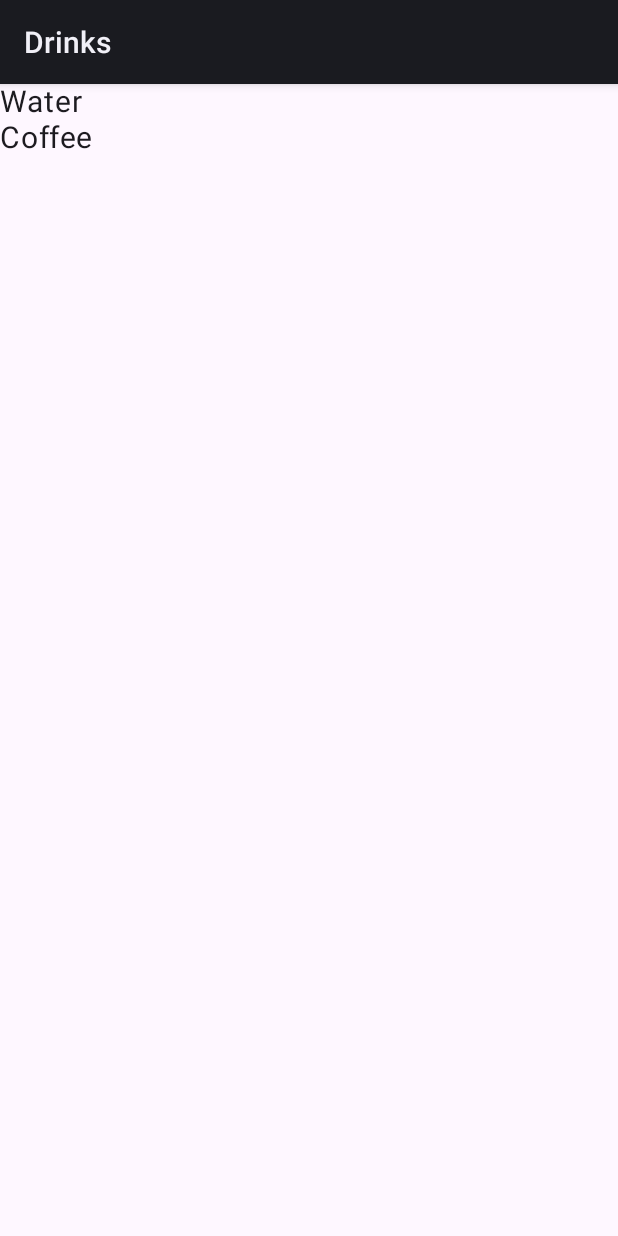
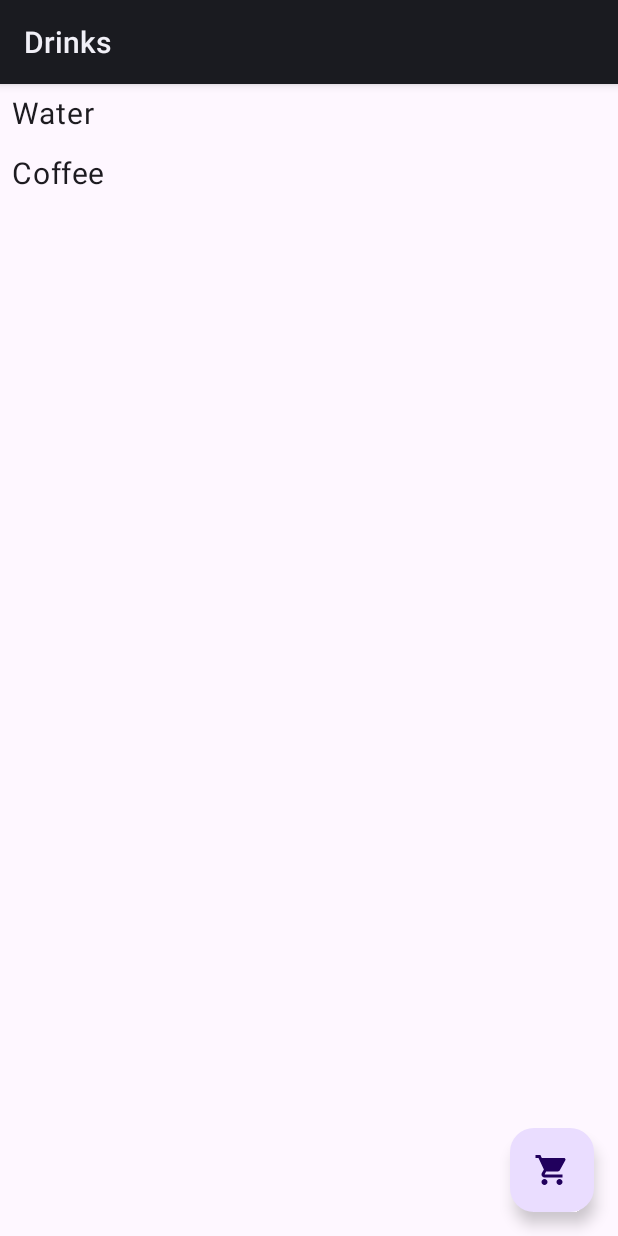
Before and after one commit to kreciszj/projektowanie-obiektowe, an Android app built with Jetpack Compose: the screen it shows after launch (ProductActivity), after a tap on "Drinks", on a phone screen of 412 x 824 dp. Run offline under Robolectric (Android 15) with nearby library versions, the phone set to English and light mode, and no system bars.

Commit message:
feat: complete exercise 9 grade 3.5

```diff
--- a/zadanie9/app/build.gradle.kts
+++ b/zadanie9/app/build.gradle.kts
@@ -47,7 +47,7 @@ android {
 }
 
 dependencies {
-
+    implementation("androidx.compose.material:material-icons-extended:1.5.4")
     implementation("androidx.core:core-ktx:1.10.1")
     implementation("androidx.lifecycle:lifecycle-runtime-ktx:2.6.1")
     implementation("androidx.activity:activity-compose:1.7.0")
--- a/zadanie9/app/src/main/AndroidManifest.xml
+++ b/zadanie9/app/src/main/AndroidManifest.xml
@@ -18,6 +18,9 @@
         <activity
                 android:name=".ProductActivity"
                 android:exported="false" />
+        <activity
+                android:name=".CartActivity"
+                android:exported="false" />
     </application>
 
 </manifest>
--- /dev/null
+++ b/zadanie9/app/src/main/java/com/example/zadanie9/Cart.kt
@@ -0,0 +1,5 @@
+package com.example.zadanie9
+
+object Cart {
+    val items = mutableListOf<Product>()
+}
--- a/zadanie9/app/src/main/java/com/example/zadanie9/MainActivity.kt
+++ b/zadanie9/app/src/main/java/com/example/zadanie9/MainActivity.kt
@@ -6,11 +6,12 @@ import androidx.activity.ComponentActivity
 import androidx.activity.compose.setContent
 import androidx.compose.foundation.clickable
 import androidx.compose.foundation.layout.fillMaxSize
+import androidx.compose.foundation.layout.padding
 import androidx.compose.foundation.lazy.LazyColumn
 import androidx.compose.foundation.lazy.items
-import androidx.compose.material3.MaterialTheme
-import androidx.compose.material3.Surface
-import androidx.compose.material3.Text
+import androidx.compose.material.icons.Icons
+import androidx.compose.material.icons.filled.ShoppingCart
+import androidx.compose.material3.*
 import androidx.compose.runtime.Composable
 import androidx.compose.ui.Modifier
 import androidx.compose.ui.unit.sp
@@ -28,13 +29,19 @@ class MainActivity : ComponentActivity() {
         setContent {
             MaterialTheme {
                 Surface(modifier = Modifier.fillMaxSize()) {
-                    CategoryList(categories) { category ->
+                    CategoryScreen(
+                        categories = categories,
+                        onSelect = { category ->
                             startActivity(
                                 Intent(this, ProductActivity::class.java)
                                     .putExtra("catId", category.id)
                                     .putExtra("catName", category.name)
                             )
+                        },
+                        onOpenCart = {
+                            startActivity(Intent(this, CartActivity::class.java))
                         }
+                    )
                 }
             }
         }
@@ -42,8 +49,12 @@ class MainActivity : ComponentActivity() {
 }
 
 @Composable
-fun CategoryList(list: List<Category>, onClick: (Category) -> Unit) {
-    LazyColumn {
+fun CategoryList(
+    list: List<Category>,
+    onClick: (Category) -> Unit,
+    modifier: Modifier = Modifier
+) {
+    LazyColumn(modifier = modifier) {
         items(list) { item ->
             Text(
                 text = item.name,
@@ -55,3 +66,24 @@ fun CategoryList(list: List<Category>, onClick: (Category) -> Unit) {
         }
     }
 }
+
+@Composable
+fun CategoryScreen(
+    categories: List<Category>,
+    onSelect: (Category) -> Unit,
+    onOpenCart: () -> Unit
+) {
+    Scaffold(
+        floatingActionButton = {
+            FloatingActionButton(onClick = onOpenCart) {
+                Icon(Icons.Filled.ShoppingCart, contentDescription = null)
+            }
+        }
+    ) { pad ->
+        CategoryList(
+            list = categories,
+            onClick = onSelect,
+            modifier = Modifier.padding(pad)
+        )
+    }
+}
--- a/zadanie9/app/src/main/java/com/example/zadanie9/ProductActivity.kt
+++ b/zadanie9/app/src/main/java/com/example/zadanie9/ProductActivity.kt
@@ -1,16 +1,25 @@
 package com.example.zadanie9
 
+import android.content.Intent
 import android.os.Bundle
 import androidx.activity.ComponentActivity
 import androidx.activity.compose.setContent
+import androidx.compose.foundation.clickable
 import androidx.compose.foundation.layout.fillMaxSize
+import androidx.compose.foundation.layout.padding
 import androidx.compose.foundation.lazy.LazyColumn
 import androidx.compose.foundation.lazy.items
+import androidx.compose.material3.FloatingActionButton
+import androidx.compose.material3.Icon
 import androidx.compose.material3.MaterialTheme
 import androidx.compose.material3.Surface
 import androidx.compose.material3.Text
+import androidx.compose.runtime.Composable
 import androidx.compose.ui.Modifier
+import androidx.compose.ui.unit.dp
 import androidx.compose.ui.unit.sp
+import androidx.compose.material.icons.Icons
+import androidx.compose.material.icons.filled.ShoppingCart
 
 class ProductActivity : ComponentActivity() {
 
@@ -31,13 +40,41 @@ class ProductActivity : ComponentActivity() {
         setContent {
             MaterialTheme {
                 Surface(modifier = Modifier.fillMaxSize()) {
-                    LazyColumn {
-                        items(list) { item ->
-                            Text(text = item.name, fontSize = 20.sp)
-                        }
-                    }
+                    ProductScreen(
+                        products = list,
+                        onAdd = { Cart.items.add(it) },
+                        onOpenCart = { startActivity(Intent(this, CartActivity::class.java)) }
+                    )
                 }
             }
         }
     }
 }
+
+@Composable
+fun ProductScreen(
+    products: List<Product>,
+    onAdd: (Product) -> Unit,
+    onOpenCart: () -> Unit
+) {
+    androidx.compose.material3.Scaffold(
+        floatingActionButton = {
+            FloatingActionButton(onClick = onOpenCart) {
+                Icon(Icons.Filled.ShoppingCart, contentDescription = null)
+            }
+        }
+    ) { pad ->
+        LazyColumn(modifier = Modifier.padding(pad)) {
+            items(products) { item ->
+                Text(
+                    text = item.name,
+                    fontSize = 20.sp,
+                    modifier = Modifier
+                        .fillMaxSize()
+                        .clickable { onAdd(item) }
+                        .padding(8.dp)
+                )
+            }
+        }
+    }
+}
```
Also changed, not shown: zadanie9/app/src/main/java/com/example/zadanie9/CartActivity.kt (added, +43 -0 lines). Lines whose indentation alone changed are shown as unchanged.
